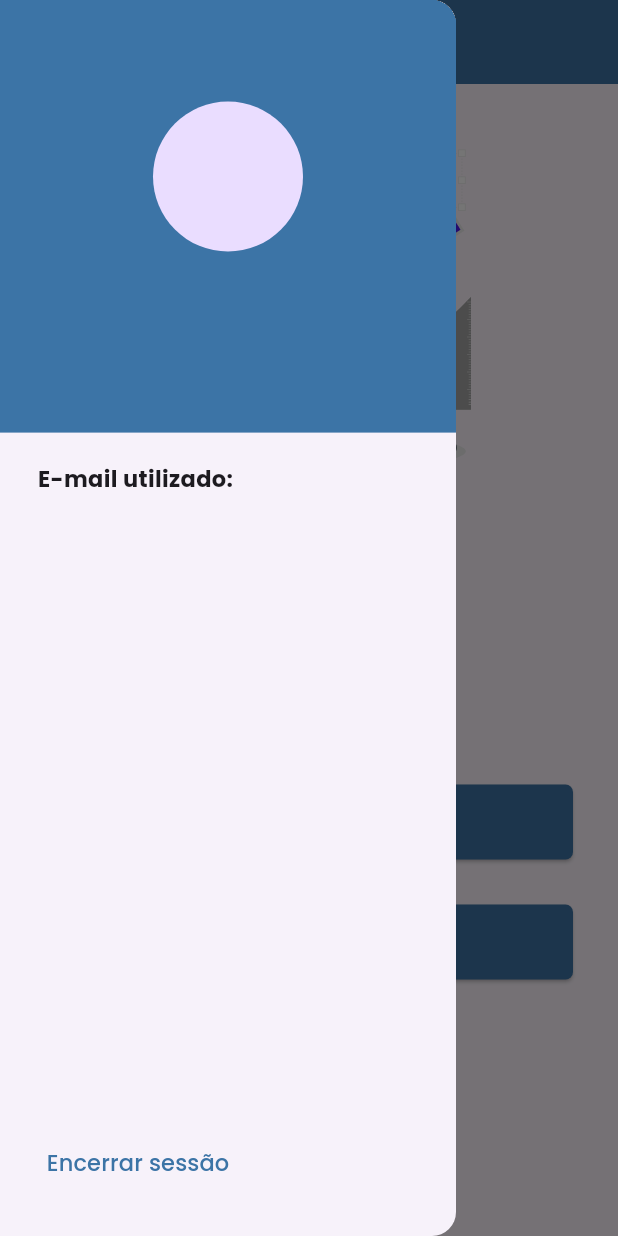
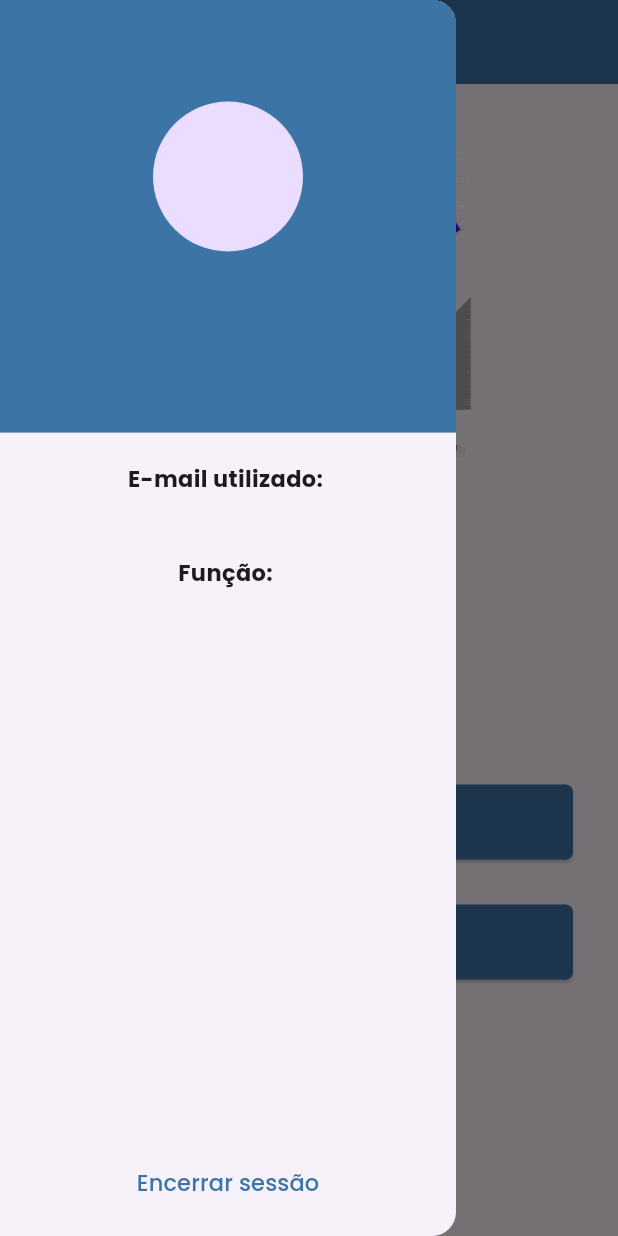
Before and after one commit to JnNetto/HelpDesk, a Flutter app: the Home screen opened by its route, with the side drawer open, on a phone screen of 412 x 824 dp. Run offline on Flutter 3.47's test engine with Material 3 defaults, Android fonts, the phone set to English and light mode, and no system bars; our stand-ins replace cloud_firestore, firebase_auth, firebase_core, google_fonts, lottie; accounts and stored records are empty; generated files the repository leaves out were written again.

Commit message:
Funcionalidades de aceitar e cancelar ajuda implementadas

```diff
--- a/lib/controllers/login_controller.dart
+++ b/lib/controllers/login_controller.dart
@@ -58,6 +58,7 @@ class LoginController extends ChangeNotifier {
     } on FirebaseAuthException catch (e) {
       _isLoading = false;
       notifyListeners();
+      // ignore: use_build_context_synchronously
       Failure.showErrorDialog(context, e);
     }
   }
--- a/lib/exceptions/failure.dart
+++ b/lib/exceptions/failure.dart
@@ -13,14 +13,14 @@ class Failure implements Exception {
       context: context,
       builder: (BuildContext context) {
         return AlertDialog(
-          title: Text('Erro'),
+          title: const Text('Erro'),
           content: Text(error.toString()),
           actions: <Widget>[
             TextButton(
               onPressed: () {
                 Navigator.of(context).pop();
               },
-              child: Text('OK'),
+              child: const Text('OK'),
             ),
           ],
         );
--- a/lib/model/users.dart
+++ b/lib/model/users.dart
@@ -18,7 +18,6 @@ class Users {
 
   factory Users.fromFirestore(DocumentSnapshot doc, var id) {
     Map data = doc.data() as Map;
-    print(data.toString());
     if (data['ocupacao'] == 'helper') {
       return Users(
         id: id ?? '',
--- a/lib/pages/home/home_page.dart
+++ b/lib/pages/home/home_page.dart
@@ -23,7 +23,7 @@ class _HomeState extends State<Home> {
         ),
         backgroundColor: AppCollors.primaryColor,
         centerTitle: true,
-        iconTheme: IconThemeData(color: Colors.white),
+        iconTheme: const IconThemeData(color: Colors.white),
       ),
       drawer: Drawer(
         child: Column(
@@ -45,8 +45,8 @@ class _HomeState extends State<Home> {
                       Text(
                         GeneralData.currentUser?.name ?? '',
                         style: GoogleFonts.poppins(
-                            textStyle:
-                                TextStyle(fontSize: 30, color: Colors.white)),
+                            textStyle: const TextStyle(
+                                fontSize: 30, color: Colors.white)),
                       ),
                     ],
                   ),
@@ -54,28 +54,62 @@ class _HomeState extends State<Home> {
             Expanded(
                 flex: 13,
                 child: Container(
-                  padding: EdgeInsets.only(right: 120, top: 20),
+                  margin: const EdgeInsets.only(top: 20),
                   child: Column(
-                    mainAxisAlignment: MainAxisAlignment.start,
                     children: [
                       Text("E-mail utilizado: ",
                           style: GoogleFonts.poppins(
-                            textStyle: TextStyle(
+                            textStyle: const TextStyle(
                                 fontSize: 15, fontWeight: FontWeight.bold),
                           )),
-                      Padding(
-                        padding: const EdgeInsets.only(left: 10),
-                        child: Text(GeneralData.currentUser?.email ?? '',
-                            style: GoogleFonts.poppins(
-                              textStyle: TextStyle(fontSize: 15),
-                            )),
+                      Text(GeneralData.currentUser?.email ?? '',
+                          style: GoogleFonts.poppins(
+                            textStyle: const TextStyle(fontSize: 15),
+                          )),
+                      const SizedBox(
+                        height: 20,
                       ),
-                      SizedBox(
-                        height: 400,
+                      Text("Função: ",
+                          style: GoogleFonts.poppins(
+                            textStyle: const TextStyle(
+                                fontSize: 15, fontWeight: FontWeight.bold),
+                          )),
+                      Text(
+                          GeneralData.currentUser?.position?.toUpperCase() ??
+                              '',
+                          style: GoogleFonts.poppins(
+                            textStyle: const TextStyle(fontSize: 15),
+                          )),
+                      const SizedBox(
+                        height: 350,
                       ),
                       TextButton(
                           onPressed: () {
-                            Navigator.pushNamed(context, "/login");
+                            showDialog(
+                              context: context,
+                              builder: (BuildContext context) {
+                                return AlertDialog(
+                                  title: const Text('Confirmar Logout'),
+                                  content: const Text(
+                                      'Tem certeza que deseja sair da conta?'),
+                                  actions: <Widget>[
+                                    TextButton(
+                                      onPressed: () {
+                                        Navigator.of(context).pop();
+                                      },
+                                      child: const Text('Cancelar'),
+                                    ),
+                                    TextButton(
+                                      onPressed: () {
+                                        Navigator.of(context).pop();
+                                        Navigator.pushNamed(context, "/login");
+                                      },
+                                      child: const Text('Confirmar'),
+                                    ),
+                                  ],
+                                );
+                              },
+                            );
                           },
                           child: Text("Encerrar sessão",
                               style: GoogleFonts.poppins(
@@ -90,11 +124,11 @@ class _HomeState extends State<Home> {
         ),
       ),
       body: Container(
-        margin: EdgeInsets.only(top: 30),
+        margin: const EdgeInsets.only(top: 30),
         child: Column(
           children: [
             lottieAnimation(),
-            SizedBox(
+            const SizedBox(
               height: 40,
             ),
             Text(
@@ -105,7 +139,7 @@ class _HomeState extends State<Home> {
                       color: AppCollors.textColorBlue,
                       fontWeight: FontWeight.w600)),
             ),
-            SizedBox(
+            const SizedBox(
               height: 20,
             ),
             Text(
@@ -116,7 +150,7 @@ class _HomeState extends State<Home> {
                 color: AppCollors.textColorBlue,
               )),
             ),
-            SizedBox(
+            const SizedBox(
               height: 30,
             ),
             Container(
@@ -137,7 +171,7 @@ class _HomeState extends State<Home> {
                 ),
               ),
             ),
-            SizedBox(
+            const SizedBox(
               height: 30,
             ),
             Container(
@@ -156,7 +190,7 @@ class _HomeState extends State<Home> {
                   GeneralData.currentUser?.position == 'helper'
                       ? "Pedidos aceitos"
                       : "Meus pedidos",
-                  style: TextStyle(fontSize: 20, color: Colors.white),
+                  style: const TextStyle(fontSize: 20, color: Colors.white),
                 ),
               ),
             ),
--- a/lib/pages/login/login_page.dart
+++ b/lib/pages/login/login_page.dart
@@ -7,7 +7,7 @@ import '../../controllers/login_controller.dart';
 import '../../util/AppCollors.dart';
 
 class LoginPage extends StatefulWidget {
-  LoginPage({super.key});
+  const LoginPage({super.key});
 
   @override
   State<LoginPage> createState() => _LoginPageState();
--- a/lib/pages/orders/order_page.dart
+++ b/lib/pages/orders/order_page.dart
@@ -1,6 +1,5 @@
 import 'package:cloud_firestore/cloud_firestore.dart';
 import 'package:flutter/material.dart';
-import 'package:flutter/widgets.dart';
 import 'package:google_fonts/google_fonts.dart';
 import 'package:provider/provider.dart';
 
@@ -10,7 +9,7 @@ import '../../util/AppCollors.dart';
 import '../../util/dados_gerais.dart';
 
 class OrderPage extends StatefulWidget {
-  OrderPage({super.key});
+  const OrderPage({super.key});
 
   @override
   State<OrderPage> createState() => _OrderPageState();
@@ -62,7 +61,8 @@ class _OrderPageState extends State<OrderPage> {
                       maxLines: 5,
                       controller: controller.descriptionController,
                       decoration: InputDecoration(
-                          hintText: "Descrição",
+                          hintText:
+                              "Descrição | Descreva com precisão sobre o seu problema e o local que você se encontra",
                           hintStyle: TextStyle(color: AppCollors.textColorBlue),
                           border: OutlineInputBorder(
                               borderRadius: BorderRadius.circular(8))),
--- a/lib/util/AppCollors.dart
+++ b/lib/util/AppCollors.dart
@@ -1,3 +1,5 @@
+// ignore_for_file: file_names
+
 import 'package:flutter/material.dart';
 
 class AppCollors {
--- a/lib/util/detail_orders.dart
+++ b/lib/util/detail_orders.dart
@@ -19,6 +19,7 @@ class DetailOrders extends StatefulWidget {
   });
 
   @override
+  // ignore: library_private_types_in_public_api
   _DetailOrdersState createState() => _DetailOrdersState();
 }
 
@@ -81,7 +82,10 @@ class _DetailOrdersState extends State<DetailOrders> {
             Visibility(
               visible: GeneralData.currentUser?.position == 'helper',
               child: TextButton(
-                onPressed: () {},
+                onPressed: () {
+                  widget.controller.acceptOrder(context, widget.index);
+                  Navigator.pop(context);
+                },
                 child: const Text('Aceitar pedido'),
               ),
             ),
```
Also changed, not shown: lib/controllers/orders_controller.dart (+99 -7 lines), lib/controllers/register_controller.dart (+5 -15 lines), lib/main.dart (+4 -4 lines), lib/model/new_orders.dart (+12 -12 lines), lib/model/orders.dart (+7 -7 lines), lib/repository/orders_repository.dart (+42 -0 lines), lib/util/detail_specific_orders.dart (+18 -9 lines), 1 other file.
